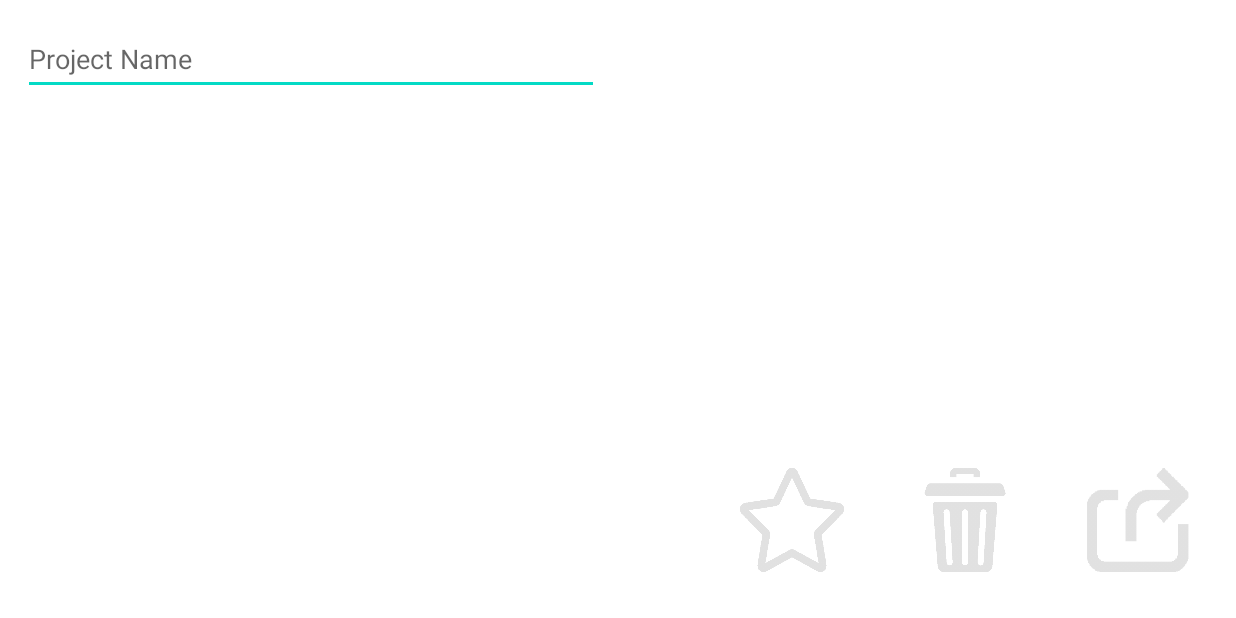
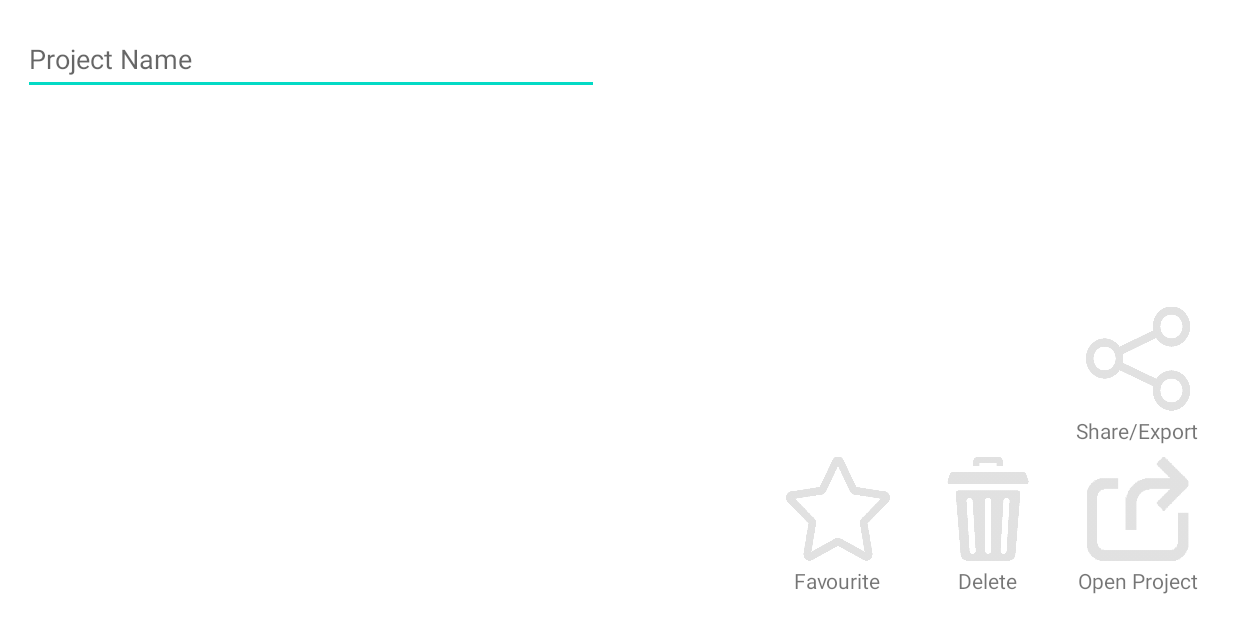
Before and after one commit to crylent/cryboard, an Android app: the OpenProjectActivity screen opened directly, with no data from a screen before it, on a phone screen of 824 x 412 dp (held sideways). Run offline under Robolectric (Android 15) with nearby library versions, the phone set to English and light mode, and no system bars; libraries missing offline, so code that uses them is left out: com.leff.midi, org.billthefarmer.mididriver; 2 statements that could not run were skipped.

Commit message:
share button

```diff
--- a/app/src/main/AndroidManifest.xml
+++ b/app/src/main/AndroidManifest.xml
@@ -17,6 +17,16 @@
         android:supportsRtl="true"
         android:theme="@style/Theme.MIDICryboard"
         tools:targetApi="31">
+        <provider
+            android:name="androidx.core.content.FileProvider"
+            android:authorities="${applicationId}.provider"
+            android:exported="false"
+            android:grantUriPermissions="true">
+            <meta-data
+                android:name="android.support.FILE_PROVIDER_PATHS"
+                android:resource="@xml/provider_paths" />
+        </provider>
+
         <activity
             android:name=".activity.OpenProjectActivity"
             android:configChanges="orientation|screenSize"
--- a/app/src/main/java/com/example/midicryboard/ProjectsRecyclerAdapter.kt
+++ b/app/src/main/java/com/example/midicryboard/ProjectsRecyclerAdapter.kt
@@ -73,7 +73,7 @@ class ProjectsRecyclerAdapter(val context: OpenProjectActivity, private val favo
         holder.apply {
             projectName = files!![position].nameWithoutExtension
             name.text = projectName
-            favourite.init(favourites, projectName)
+            favourite.init(projectName, favourites)
             delete.init(projectName)
         }
     }
--- a/app/src/main/java/com/example/midicryboard/activity/OpenProjectActivity.kt
+++ b/app/src/main/java/com/example/midicryboard/activity/OpenProjectActivity.kt
@@ -1,16 +1,22 @@
 package com.example.midicryboard.activity
 
-import androidx.appcompat.app.AppCompatActivity
+import android.content.Intent
 import android.os.Bundle
 import android.widget.EditText
 import androidx.appcompat.app.AlertDialog
+import androidx.appcompat.app.AppCompatActivity
+import androidx.core.content.FileProvider
 import androidx.core.widget.addTextChangedListener
 import androidx.recyclerview.widget.LinearLayoutManager
 import androidx.recyclerview.widget.RecyclerView
-import com.example.midicryboard.*
+import com.example.midicryboard.Favourites
+import com.example.midicryboard.Filename
+import com.example.midicryboard.ProjectsRecyclerAdapter
+import com.example.midicryboard.R
 import com.example.midicryboard.button.DeleteButton
 import com.example.midicryboard.button.FavouriteButton
 import com.example.midicryboard.button.OpenButton
+import com.example.midicryboard.button.ShareButton
 import java.io.File
 
 class OpenProjectActivity : AppCompatActivity() {
@@ -19,6 +25,7 @@ class OpenProjectActivity : AppCompatActivity() {
     private lateinit var favouriteButton: FavouriteButton
     private lateinit var deleteButton: DeleteButton
     private lateinit var openButton: OpenButton
+    private lateinit var shareButton: ShareButton
 
     private lateinit var favourites: Favourites
 
@@ -39,19 +46,22 @@ class OpenProjectActivity : AppCompatActivity() {
         favouriteButton = findViewById(R.id.favouriteProject)
         deleteButton = findViewById(R.id.deleteProject)
         openButton = findViewById(R.id.openProject)
+        shareButton = findViewById(R.id.shareProject)
         disableButtons()
     }
 
     private fun enableButtons() {
-        favouriteButton.init(favourites, projectOnPreview!!)
+        favouriteButton.init(projectOnPreview!!, favourites)
         deleteButton.init(projectOnPreview!!)
         openButton.init(projectOnPreview!!)
+        shareButton.init(projectOnPreview!!)
     }
 
     private fun disableButtons() {
         favouriteButton.disable()
         deleteButton.disable()
         openButton.disable()
+        shareButton.disable()
     }
 
     private var midiForPreview: File? = null
@@ -89,4 +99,17 @@ class OpenProjectActivity : AppCompatActivity() {
     fun removeProjectFromList(projectName: String) {
         projectsRecyclerAdapter.removeProjectFromList(projectName)
     }
+
+    fun shareMidi() {
+        Intent(Intent.ACTION_SEND).apply {
+            type = "audio/midi"
+            addFlags(Intent.FLAG_GRANT_READ_URI_PERMISSION)
+            putExtra(Intent.EXTRA_STREAM, FileProvider.getUriForFile(
+                this@OpenProjectActivity,
+                "$packageName.provider",
+                midiForPreview!!
+            ))
+            startActivity(Intent.createChooser(this, "Share MIDI"))
+        }
+    }
 }
--- a/app/src/main/java/com/example/midicryboard/button/FavouriteButton.kt
+++ b/app/src/main/java/com/example/midicryboard/button/FavouriteButton.kt
@@ -17,7 +17,7 @@ class FavouriteButton @JvmOverloads constructor(
         buttons.remove(this)
     }
 
-    fun init(favourites: Favourites, projectName: String) {
+    fun init(projectName: String, favourites: Favourites) {
         isEnabled = true
         isActivated = favourites.contains(projectName)
         name = projectName
--- /dev/null
+++ b/app/src/main/java/com/example/midicryboard/button/ShareButton.kt
@@ -0,0 +1,18 @@
+package com.example.midicryboard.button
+
+import android.content.Context
+import android.util.AttributeSet
+import com.example.midicryboard.activity.OpenProjectActivity
+
+class ShareButton @JvmOverloads constructor(
+    context: Context, attrs: AttributeSet? = null
+) : ProjectActionButton(context, attrs) {
+
+    fun init(projectName: String) {
+        isEnabled = true
+        name = projectName
+        setOnClickListener {
+            (context as OpenProjectActivity).shareMidi()
+        }
+    }
+}
--- /dev/null
+++ b/app/src/main/res/drawable/share.xml
@@ -0,0 +1,7 @@
+<?xml version="1.0" encoding="utf-8"?>
+<selector xmlns:android="http://schemas.android.com/apk/res/android">
+    <item android:state_enabled="false">
+        <bitmap android:alpha="0.25" android:src="@drawable/share_disabled"/>
+    </item>
+    <item android:drawable="@drawable/share_enabled"/>
+</selector>
--- a/app/src/main/res/layout/activity_open_project.xml
+++ b/app/src/main/res/layout/activity_open_project.xml
@@ -30,42 +30,107 @@
         app:layout_constraintTop_toBottomOf="@id/projectNameFilter"
         tools:listitem="@layout/project"/>
 
+    <TableLayout
+        android:layout_width="wrap_content"
+        android:layout_height="wrap_content"
+        android:layout_margin="15dp"
+        app:layout_constraintBottom_toBottomOf="parent"
+        app:layout_constraintEnd_toEndOf="parent">
+
+        <TableRow
+            android:layout_width="match_parent"
+            android:layout_height="wrap_content">
+
+            <FrameLayout>
+
+            </FrameLayout>
+
+            <FrameLayout>
+
+            </FrameLayout>
+
+            <FrameLayout>
+                <com.example.midicryboard.button.ShareButton
+                    android:id="@+id/shareProject"
+                    android:layout_width="100dp"
+                    android:layout_height="100dp"
+                    android:paddingHorizontal="15dp"
+                    android:paddingBottom="15dp"
+                    android:background="@null"
+                    android:scaleType="fitCenter"
+                    app:srcCompat="@drawable/share"
+                    tools:ignore="ContentDescription" />
+
+                <TextView
+                    android:layout_width="wrap_content"
+                    android:layout_height="wrap_content"
+                    android:layout_gravity="center_horizontal|bottom"
+                    android:text="@string/share_or_export"/>
+            </FrameLayout>
+
+        </TableRow>
+
+        <TableRow
+            android:layout_width="match_parent"
+            android:layout_height="wrap_content">
+
+            <FrameLayout>
+                <com.example.midicryboard.button.FavouriteButton
+                    android:id="@+id/favouriteProject"
+                    android:layout_width="100dp"
+                    android:layout_height="100dp"
+                    android:paddingHorizontal="15dp"
+                    android:paddingBottom="15dp"
+                    android:background="@null"
+                    android:scaleType="fitCenter"
+                    app:srcCompat="@drawable/favourite_mark"
+                    tools:ignore="ContentDescription" />
+
+                <TextView
+                    android:layout_width="wrap_content"
+                    android:layout_height="wrap_content"
+                    android:layout_gravity="center_horizontal|bottom"
+                    android:text="@string/favourite"/>
+            </FrameLayout>
+
+            <FrameLayout>
+                <com.example.midicryboard.button.DeleteButton
+                    android:id="@+id/deleteProject"
+                    android:layout_width="100dp"
+                    android:layout_height="100dp"
+                    android:paddingHorizontal="15dp"
+                    android:paddingBottom="15dp"
+                    android:background="@null"
+                    android:scaleType="fitCenter"
+                    app:srcCompat="@drawable/delete"
+                    tools:ignore="ContentDescription" />
+
+                <TextView
+                    android:layout_width="wrap_content"
+                    android:layout_height="wrap_content"
+                    android:layout_gravity="center_horizontal|bottom"
+                    android:text="@string/delete"/>
+            </FrameLayout>
+
+            <FrameLayout>
                 <com.example.midicryboard.button.OpenButton
                     android:id="@+id/openProject"
                     android:layout_width="100dp"
                     android:layout_height="100dp"
-        android:layout_margin="15dp"
-        android:padding="15dp"
+                    android:paddingHorizontal="15dp"
+                    android:paddingBottom="15dp"
                     android:background="@null"
                     android:scaleType="fitCenter"
-        app:layout_constraintBottom_toBottomOf="parent"
-        app:layout_constraintEnd_toEndOf="parent"
                     app:srcCompat="@drawable/open"
                     tools:ignore="ContentDescription" />
 
-    <com.example.midicryboard.button.DeleteButton
-        android:id="@+id/deleteProject"
-        android:layout_width="100dp"
-        android:layout_height="100dp"
-        android:layout_margin="15dp"
-        android:padding="15dp"
-        android:background="@null"
-        android:scaleType="fitCenter"
-        app:layout_constraintBottom_toBottomOf="parent"
-        app:layout_constraintEnd_toStartOf="@id/openProject"
-        app:srcCompat="@drawable/delete"
-        tools:ignore="ContentDescription" />
+                <TextView
+                    android:layout_width="wrap_content"
+                    android:layout_height="wrap_content"
+                    android:layout_gravity="center_horizontal|bottom"
+                    android:text="@string/open"/>
+            </FrameLayout>
 
-    <com.example.midicryboard.button.FavouriteButton
-        android:id="@+id/favouriteProject"
-        android:layout_width="100dp"
-        android:layout_height="100dp"
-        android:layout_margin="15dp"
-        android:padding="15dp"
-        android:background="@null"
-        android:scaleType="fitCenter"
-        app:layout_constraintBottom_toBottomOf="parent"
-        app:layout_constraintEnd_toStartOf="@id/deleteProject"
-        app:srcCompat="@drawable/favourite_mark"
-        tools:ignore="ContentDescription" />
+        </TableRow>
+    </TableLayout>
 </androidx.constraintlayout.widget.ConstraintLayout>
--- a/app/src/main/res/values/strings.xml
+++ b/app/src/main/res/values/strings.xml
@@ -38,4 +38,8 @@
     <string name="delete_project">Delete</string>
     <string name="delete_project_msg">You are going to delete project metadata and MIDI. After confirmation, it will be impossible to restore any data.</string>
     <string name="delete_project_error">Failed to delete the project</string>
+    <string name="share_or_export">Share/Export</string>
+    <string name="favourite">Favourite</string>
+    <string name="delete">Delete</string>
+    <string name="open">Open Project</string>
 </resources>
--- /dev/null
+++ b/app/src/main/res/xml/provider_paths.xml
@@ -0,0 +1,5 @@
+<?xml version="1.0" encoding="utf-8"?>
+<paths>
+    <external-path name="external_files" path="."/>
+    <files-path name="files" path="."/>
+</paths>
```
Also changed, not shown: app/src/main/res/drawable-night/share_enabled.png (added), app/src/main/res/drawable/share_disabled.png (added), app/src/main/res/drawable/share_enabled.png (added). Lines whose indentation alone changed are shown as unchanged.
